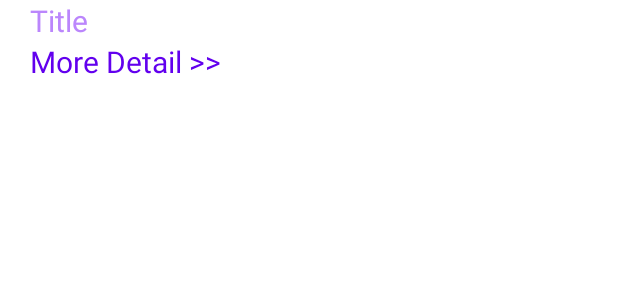
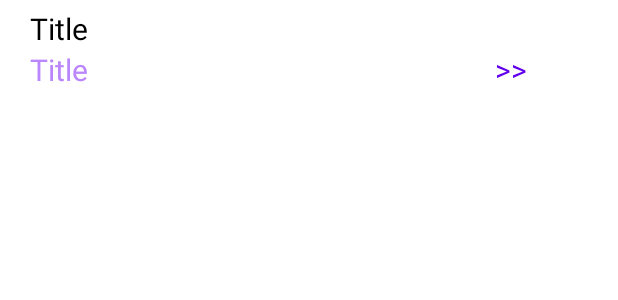
Before and after one commit to ChenWenjing2000/TodayInHistory, an Android app: the layout list_item.xml on its own in the app's theme, with its tools: preview values and no code run, on a phone screen of 412 x 824 dp. Shown: the top 300 px of the screen. Run offline under Robolectric (Android 15) with nearby library versions, the phone set to English and light mode, and no system bars.

Commit message:
10.21 change the way of quit

```diff
--- a/app/src/main/AndroidManifest.xml
+++ b/app/src/main/AndroidManifest.xml
@@ -15,7 +15,11 @@
         android:usesCleartextTraffic="true">
         <activity
             android:name=".MainActivity2"
-            android:exported="true" />
+            android:exported="true">
+        <meta-data
+            android:name="android.support.PARENT_ACTIVITY"
+            android:value=".MainActivity"/>
+        </activity>
         <activity
             android:name=".MainActivity"
             android:exported="true">
--- a/app/src/main/java/com/example/todayinhistory/MyAdapter.java
+++ b/app/src/main/java/com/example/todayinhistory/MyAdapter.java
@@ -30,6 +30,8 @@ public class MyAdapter extends ArrayAdapter {
         Item item = (Item) getItem(position);
         TextView Text = (TextView) itemView.findViewById(R.id.itemText);
         Text.setText(item.gettext());
+        TextView Text1 = (TextView) itemView.findViewById(R.id.itemTitle);
+        Text1.setText(item.gettitle());
         return itemView;
     }
 }
--- a/app/src/main/java/com/example/todayinhistory/Test.java
+++ b/app/src/main/java/com/example/todayinhistory/Test.java
@@ -41,9 +41,10 @@ public class Test implements Runnable {
                 Log.i(TAG, "run: as"+as.size());
                 listItem = new ArrayList<Item>();
                 for (int i=0;i<as.size();i=i+3) {
-                    String str1 = as.get(i).text()+as.get(i+1).text()+"\n"+as.get(i+2).text();
+                    String str1 = as.get(i).text()+as.get(i+1).text();
                     String str2 = as.get(i+2).attr("href").toString();
-                    Item item = new Item(str1,str2);
+                    String str3 = as.get(i+2).text();
+                    Item item = new Item(str1,str2,str3);
                     listItem.add(item);
                 }
                 Log.i(TAG, "run: listItem"+listItem.size());
--- a/app/src/main/res/layout/activity_main.xml
+++ b/app/src/main/res/layout/activity_main.xml
@@ -1,4 +1,5 @@
 <?xml version="1.0" encoding="utf-8"?>
+
 <androidx.constraintlayout.widget.ConstraintLayout xmlns:android="http://schemas.android.com/apk/res/android"
     xmlns:app="http://schemas.android.com/apk/res-auto"
     xmlns:tools="http://schemas.android.com/tools"
--- a/app/src/main/res/layout/list_item.xml
+++ b/app/src/main/res/layout/list_item.xml
@@ -8,19 +8,47 @@
     android:paddingRight="20dp"
     tools:context=".MainActivity">
 
+    <LinearLayout
+        android:layout_width="match_parent"
+        android:layout_height="wrap_content"
+        android:orientation="horizontal"
+        android:layout_marginVertical="5dp">
+
+        <LinearLayout
+            android:layout_width="match_parent"
+            android:layout_height="wrap_content"
+            android:layout_weight="1"
+            android:orientation="vertical">
+
             <TextView
                 android:id="@+id/itemText"
-        android:layout_width="fill_parent"
+                android:layout_width="match_parent"
                 android:layout_height="wrap_content"
+                android:layout_weight="1"
+                android:text="Title"
+                android:textColor="@color/black"
+                android:textSize="20sp" />
+
+            <TextView
+                android:id="@+id/itemTitle"
+                android:layout_width="match_parent"
+                android:layout_height="wrap_content"
+                android:layout_weight="1"
+                android:text="Title"
                 android:textColor="@color/purple_200"
-        android:textSize="20sp"
-        android:text="Title" />
+                android:textSize="20sp" />
+        </LinearLayout>
 
         <TextView
             android:id="@+id/itemDetail"
-        android:layout_width="fill_parent"
+            android:layout_width="match_parent"
             android:layout_height="wrap_content"
+            android:text=">>"
+            android:layout_gravity="bottom"
+            android:layout_weight="5"
             android:textColor="@color/purple_500"
-        android:textSize="20sp"
-        android:text="More Detail >>" />
+            android:textSize="20sp" />
+
     </LinearLayout>
+
+</LinearLayout>
```
Also changed, not shown: app/src/main/java/com/example/todayinhistory/Item.java (+11 -1 lines), app/src/main/java/com/example/todayinhistory/MainActivity.java (+6 -1 lines), app/src/main/res/layout/activity_main2.xml (+2 -11 lines). Lines whose indentation alone changed are shown as unchanged.
